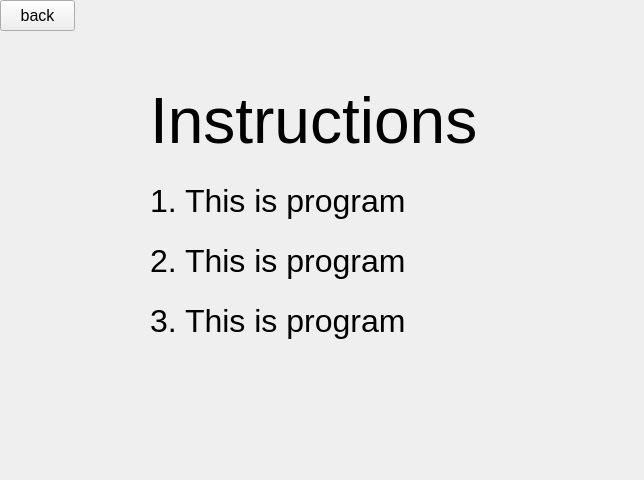
Qt form qt_multiplepage/ui/instruction_page.ui (utimateman/example_pyqt) before a commit.
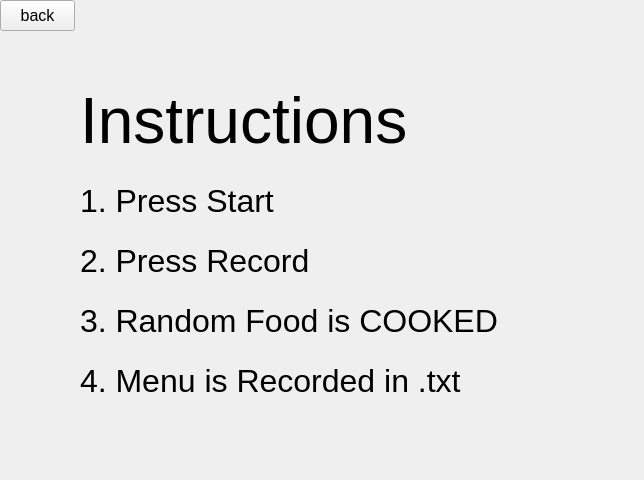
The same form after that commit.

Diff of the .ui file:
```diff
--- a/qt_multiplepage/ui/instruction_page.ui
+++ b/qt_multiplepage/ui/instruction_page.ui
@@ -34,7 +34,7 @@
   <widget class="QLabel" name="label">
    <property name="geometry">
     <rect>
-     <x>150</x>
+     <x>80</x>
      <y>60</y>
      <width>351</width>
      <height>121</height>
@@ -52,7 +52,7 @@
   <widget class="QLabel" name="label_2">
    <property name="geometry">
     <rect>
-     <x>150</x>
+     <x>80</x>
      <y>170</y>
      <width>351</width>
      <height>61</height>
@@ -64,13 +64,13 @@
     </font>
    </property>
    <property name="text">
-    <string>1. This is program</string>
+    <string>1. Press Start</string>
    </property>
   </widget>
   <widget class="QLabel" name="label_3">
    <property name="geometry">
     <rect>
-     <x>150</x>
+     <x>80</x>
      <y>230</y>
      <width>351</width>
      <height>61</height>
@@ -82,15 +82,15 @@
     </font>
    </property>
    <property name="text">
-    <string>2. This is program</string>
+    <string>2. Press Record</string>
    </property>
   </widget>
   <widget class="QLabel" name="label3kub">
    <property name="geometry">
     <rect>
-     <x>150</x>
+     <x>80</x>
      <y>290</y>
-     <width>351</width>
+     <width>481</width>
      <height>61</height>
     </rect>
    </property>
@@ -100,7 +100,25 @@
     </font>
    </property>
    <property name="text">
-    <string>3. This is program</string>
+    <string>3. Random Food is COOKED</string>
+   </property>
+  </widget>
+  <widget class="QLabel" name="label3kub_2">
+   <property name="geometry">
+    <rect>
+     <x>80</x>
+     <y>350</y>
+     <width>481</width>
+     <height>61</height>
+    </rect>
+   </property>
+   <property name="font">
+    <font>
+     <pointsize>24</pointsize>
+    </font>
+   </property>
+   <property name="text">
+    <string>4. Menu is Recorded in .txt</string>
    </property>
   </widget>
  </widget>
```
